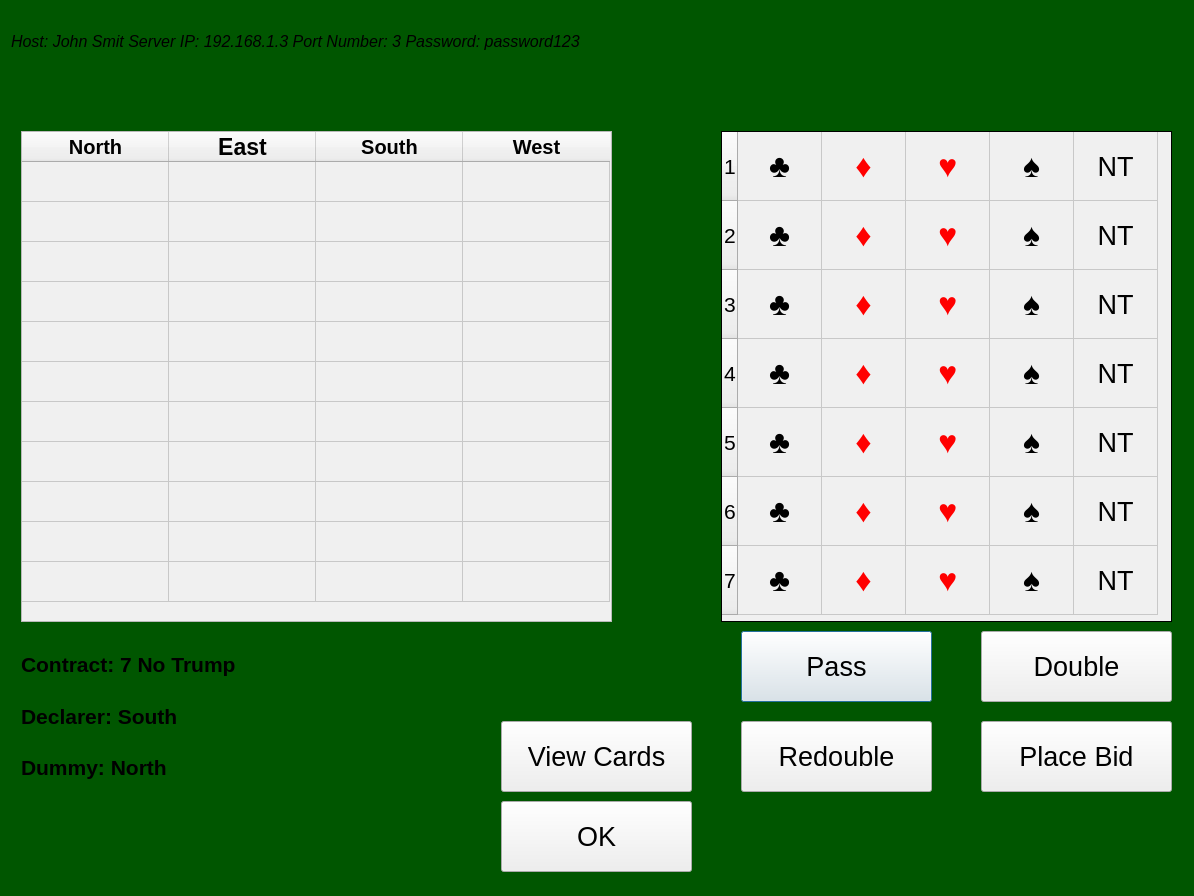
Above: Qt_Project/gamescreen.ui from Paulkie99/RubberContractBridge before the change. Below: the same form after it.
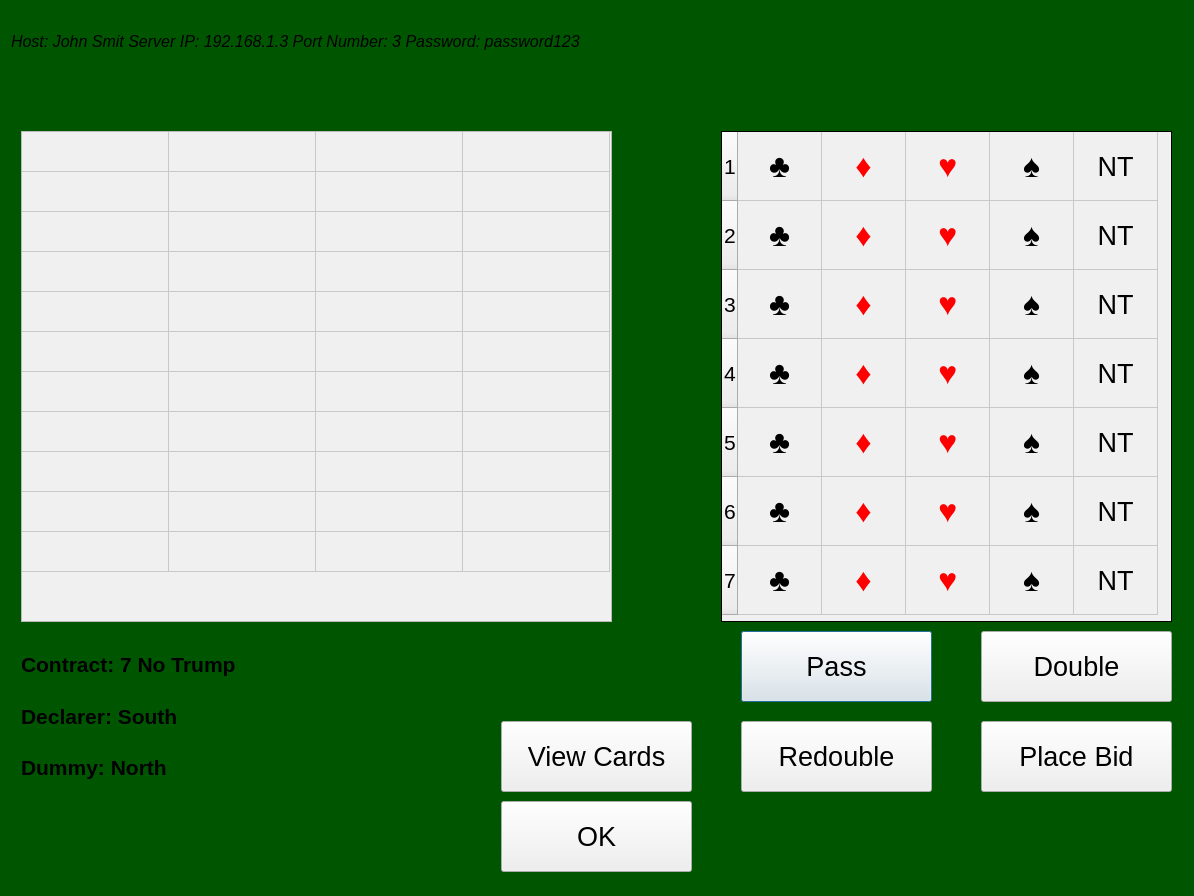
That is the form after the change.

What changed in the file:
```diff
--- a/Qt_Project/gamescreen.ui
+++ b/Qt_Project/gamescreen.ui
@@ -1075,7 +1075,7 @@
         <number>4</number>
        </property>
        <attribute name="horizontalHeaderVisible">
-        <bool>true</bool>
+        <bool>false</bool>
        </attribute>
        <attribute name="horizontalHeaderDefaultSectionSize">
         <number>147</number>
```
